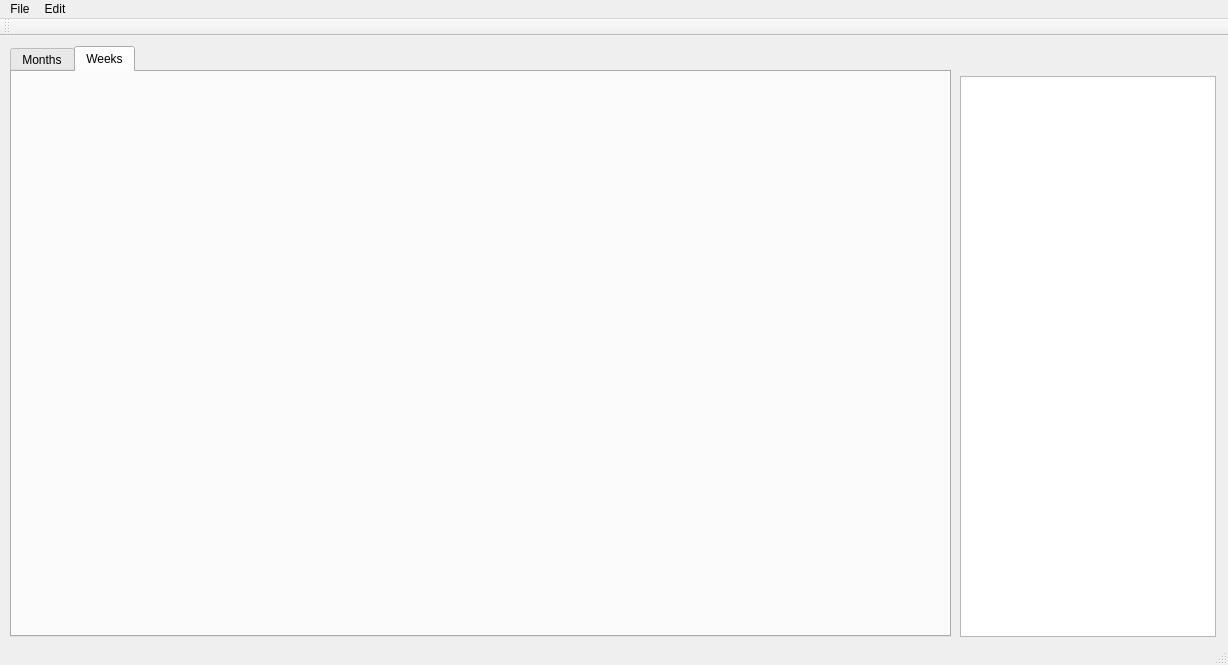
SaraKapetinic/VerificationTuduProject, file tudu/mainwindow.ui: the form before one commit.
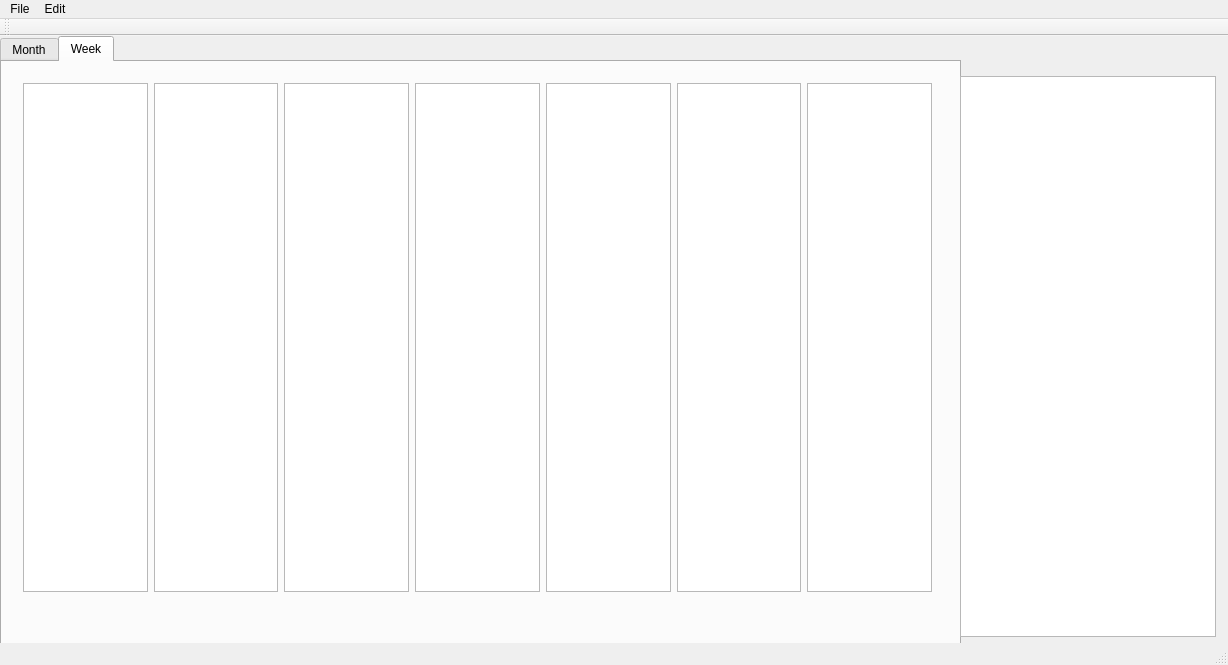
The form after the commit. The open tabs and pages were chosen to show the change.

Commit message: Create basic weekly view layout

The edit to the form file:
```diff
--- a/tudu/mainwindow.ui
+++ b/tudu/mainwindow.ui
@@ -17,10 +17,10 @@
    <widget class="QTabWidget" name="tabWidget">
     <property name="geometry">
      <rect>
-      <x>10</x>
-      <y>10</y>
-      <width>941</width>
-      <height>591</height>
+      <x>0</x>
+      <y>0</y>
+      <width>961</width>
+      <height>611</height>
      </rect>
     </property>
     <property name="currentIndex">
@@ -28,7 +28,7 @@
     </property>
     <widget class="QWidget" name="tab">
      <attribute name="title">
-      <string>Months</string>
+      <string>Month</string>
      </attribute>
      <layout class="QHBoxLayout" name="horizontalLayout">
       <item>
@@ -38,8 +38,48 @@
     </widget>
     <widget class="QWidget" name="tab_2">
      <attribute name="title">
-      <string>Weeks</string>
+      <string>Week</string>
      </attribute>
+     <widget class="QWidget" name="horizontalLayoutWidget">
+      <property name="geometry">
+       <rect>
+        <x>10</x>
+        <y>10</y>
+        <width>931</width>
+        <height>531</height>
+       </rect>
+      </property>
+      <layout class="QHBoxLayout" name="weekLayout">
+       <item alignment="Qt::AlignHCenter">
+        <widget class="QTextEdit" name="teMonday">
+         <property name="autoFillBackground">
+          <bool>false</bool>
+         </property>
+         <property name="locale">
+          <locale language="Filipino" country="Philippines"/>
+         </property>
+        </widget>
+       </item>
+       <item alignment="Qt::AlignHCenter">
+        <widget class="QTextEdit" name="teTuesday"/>
+       </item>
+       <item>
+        <widget class="QTextEdit" name="teWednesday"/>
+       </item>
+       <item>
+        <widget class="QTextEdit" name="teThursday"/>
+       </item>
+       <item>
+        <widget class="QTextEdit" name="teFriday"/>
+       </item>
+       <item>
+        <widget class="QTextEdit" name="teSaturday"/>
+       </item>
+       <item>
+        <widget class="QTextEdit" name="teSunday"/>
+       </item>
+      </layout>
+     </widget>
     </widget>
    </widget>
    <widget class="QListWidget" name="listWidget">
```
Left out of the diff: 19 changed lines with no effect on the pictures. The commit also changes 2 other files.
